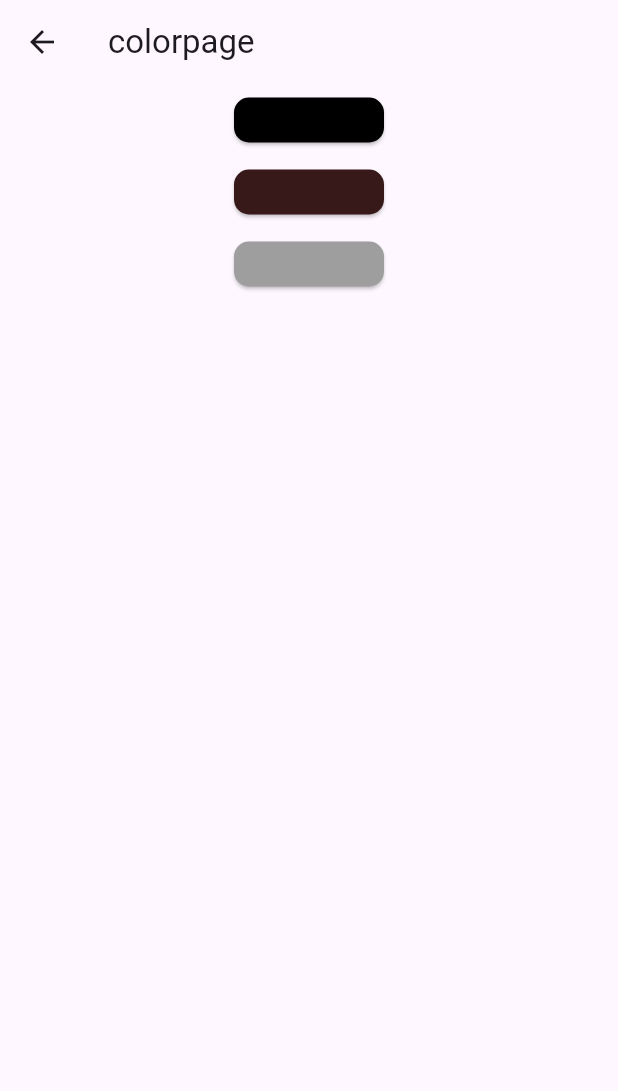
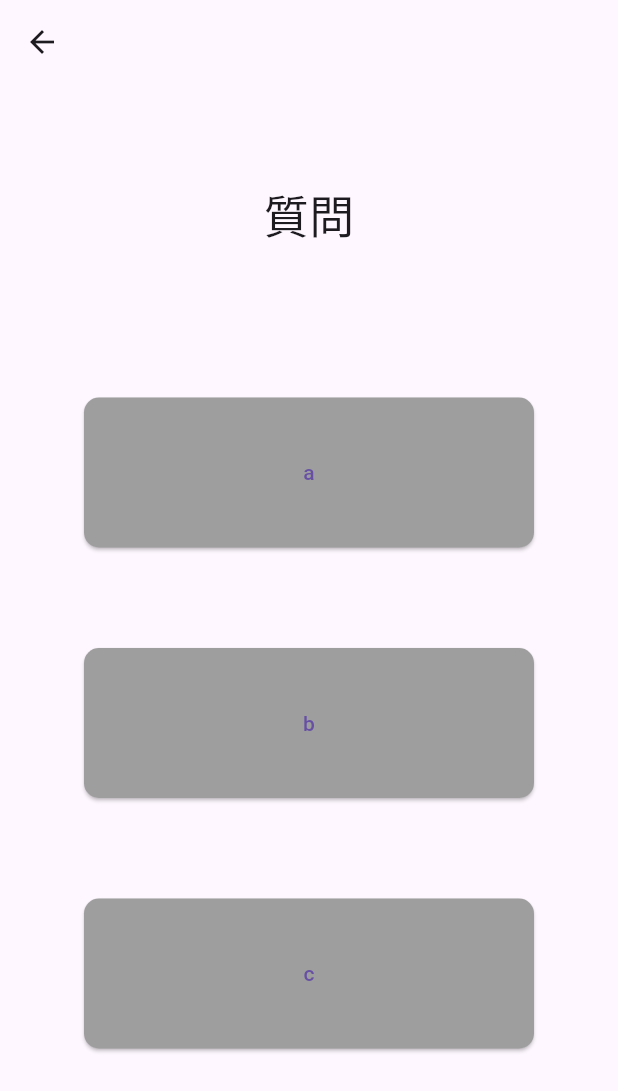
Before and after one commit to kou-nagamine/select, a Flutter app: the screen it shows after launch, after a tap on "Start", on a phone screen of 412 x 824 dp. Shown: the top 1091 px of the screen. Run offline on Flutter 3.47's test engine with Material 3 defaults, Android fonts, the phone set to English and light mode, and no system bars; our stand-ins replace flutter_svg.

Commit message:
page components done

```diff
--- a/lib/components/button.dart
+++ b/lib/components/button.dart
@@ -2,10 +2,10 @@ import 'package:flutter/material.dart';
 import '../models/pants.dart';
 
 class Button extends StatelessWidget{
-  final PantsInfo pantsinfo;
+  final PantsInfo? pantsinfo;
   final Widget transitionpage;
 
-  Button({required this.pantsinfo, required this.transitionpage});
+  Button({this.pantsinfo, required this.transitionpage});
 
   @override
 
@@ -16,8 +16,8 @@ class Button extends StatelessWidget{
           shape: RoundedRectangleBorder(
             borderRadius: BorderRadius.circular(10),
           ),
-          minimumSize: Size(100, 30),
-          backgroundColor: pantsinfo.color ?? Colors.white
+          minimumSize: Size(300, 100),
+          backgroundColor: pantsinfo?.color ?? Colors.white
         ),
         onPressed: () {
           Navigator.push(
@@ -25,9 +25,8 @@ class Button extends StatelessWidget{
             MaterialPageRoute(builder: (context) => transitionpage)
           );
         },
-        child: Text(pantsinfo.shape ?? ""),
+        child: Text(pantsinfo?.shape ?? ""),
       )
     );
   }
-
 }
--- /dev/null
+++ b/lib/components/page.dart
@@ -0,0 +1,45 @@
+import 'package:flutter/material.dart';
+import 'package:select/components/button.dart';
+import '../models/pants.dart';
+
+class SelectPage extends StatelessWidget{
+  final List<String> items;
+  final String title;
+  final Widget nextpage;
+
+  SelectPage({super.key, required this.items, required this.title, required this.nextpage});
+
+  Widget build(BuildContext context) {
+
+  var select1info = [
+    PantsInfo(color: Colors.grey, shape:items[0]),
+    PantsInfo(color: Colors.grey, shape:items[1]),
+    PantsInfo(color: Colors.grey, shape:items[2])
+  ];
+    return Scaffold(
+      appBar: AppBar(
+        title: Text("")
+      ),
+      body: Center(
+        child: Column(
+          mainAxisAlignment: MainAxisAlignment.center,
+          children: <Widget>[
+            Padding(
+              padding: EdgeInsets.only(top: 1.0, bottom: 100.0),
+              child: Text(title, style: TextStyle(fontSize: 30)),
+            ),
+            for(int i = 0; i < select1info.length; i++)...[
+              Button(
+                pantsinfo: PantsInfo(color: select1info[i].color,shape: select1info[i].shape),
+                transitionpage: nextpage,
+              ),
+              if (i < 2)
+                SizedBox(height: 7),
+                SizedBox(height: 60)
+            ]
+          ],
+        )
+      )
+    );
+  }
+}
--- /dev/null
+++ b/lib/views/questions.dart
@@ -0,0 +1,21 @@
+import 'package:flutter/material.dart';
+import '../components/page.dart';
+import 'colorselect.dart';
+
+class FirstQuestion extends StatelessWidget{
+  FirstQuestion({super.key});
+  Widget build(BuildContext context) {
+    return (
+      SelectPage(items:["a","b","c"], title: "質問", nextpage: SelectPage2())
+    );
+  }
+}
+
+class SelectPage2 extends StatelessWidget{
+  SelectPage2({super.key});
+  Widget build(BuildContext context) {
+    return (
+      SelectPage(items:["a","b","c"], title: "質問", nextpage: ColorPage())
+    );
+  }
+}
--- a/lib/views/startpage.dart
+++ b/lib/views/startpage.dart
@@ -1,22 +1,38 @@
 import 'package:flutter/material.dart';
+import 'package:flutter/widgets.dart';
 import 'colorselect.dart';
+import 'questions.dart';
 
 class StartPage extends StatelessWidget{
 
   Widget build(BuildContext context) {
-    return Center(
-      child: Container(
+    return Scaffold(
+      body:Center(
+        child:Column(
+        mainAxisAlignment: MainAxisAlignment.center,
+      children: [
+        Text("性格診断",style: TextStyle(fontSize: 40),),
+        SizedBox(height: 100),
+        Container(
         child:ElevatedButton(
           onPressed: () {
             Navigator.push(
               context,
               MaterialPageRoute(
-                builder:(context) => ColorPage()
+                builder:(context) => FirstQuestion()
               ),
             );
-          },child: Text("Start"),
+          },
+          style: ElevatedButton.styleFrom(
+              minimumSize: Size(250,100)
+          ),
+          child: Text("Start",style: TextStyle(fontSize: 25),),
         ),
-      )
+        ),
+        SizedBox(height: 20),
+      ],
+    ),
+    )
     );
   }
 }
```
Also changed, not shown: lib/views/colorselect.dart (+14 -4 lines), lib/views/shapecelct.dart (+21 -8 lines).
